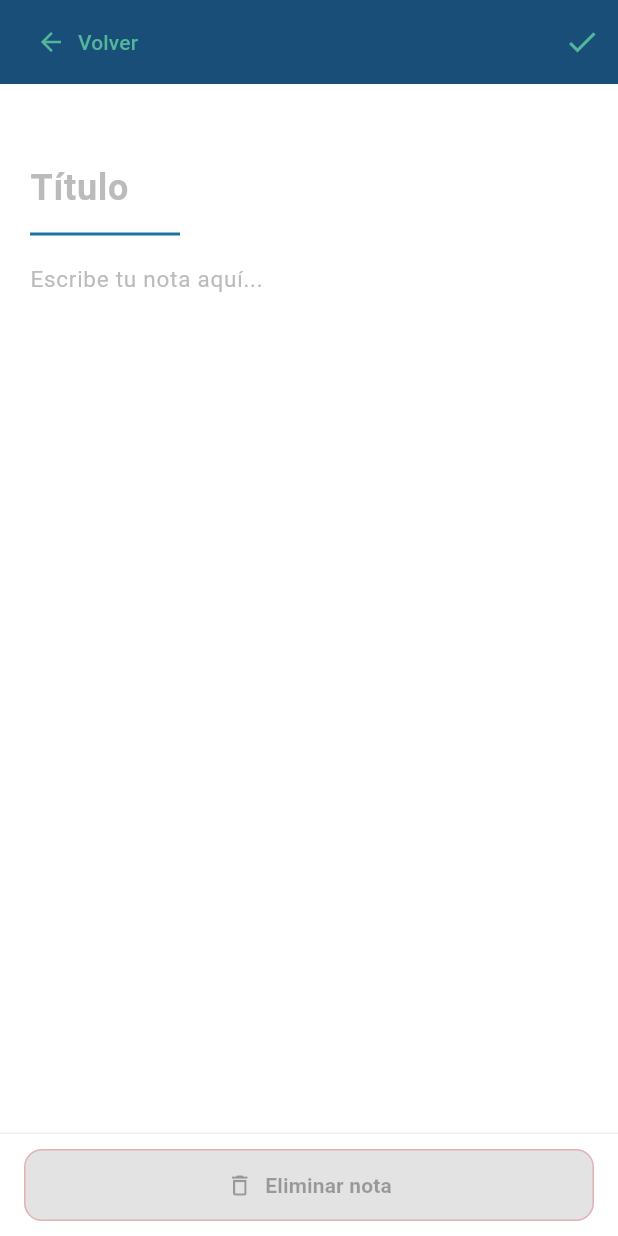
After one commit to AbrilUrcuyo/frontend-skillBook, a Flutter app: the NoteDetailScreen screen opened directly, on a phone screen of 412 x 824 dp. The commit adds this screen. Run offline on Flutter 3.47's test engine with Material 3 defaults, Android fonts, the phone set to English and light mode, and no system bars.

Commit message:
feat: noteList and noteDetail Screens

```diff
--- /dev/null
+++ b/lib/features/notes/presentation/note_detail/screens/noteDetailScreen.dart
@@ -0,0 +1,187 @@
+import 'package:flutter/material.dart';
+
+// ── Colores (misma paleta) ────────────────────────────────────────────────────
+const Color kPrimary     = Color(0xFF1A759F);
+const Color kPrimaryDark = Color(0xFF184E77);
+const Color kAccent      = Color(0xFF52B69A);
+const Color kError       = Color(0xFFE63946);
+
+// ── Pantalla de detalle / edición ─────────────────────────────────────────────
+class NoteDetailScreen extends StatelessWidget {
+  const NoteDetailScreen({super.key});
+
+  @override
+  Widget build(BuildContext context) {
+    return Scaffold(
+      backgroundColor: Colors.white,
+      appBar: AppBar(
+        backgroundColor: kPrimaryDark,
+        elevation: 0,
+        leading: TextButton.icon(
+          onPressed: () => Navigator.of(context).pop(),
+          icon: const Icon(Icons.arrow_back, color: kAccent, size: 20),
+          label: const Text(
+            'Volver',
+            style: TextStyle(color: kAccent, fontSize: 14),
+          ),
+        ),
+        leadingWidth: 120,
+        actions: [
+          IconButton(
+            icon: const Icon(Icons.check, color: kAccent),
+            onPressed: null, // se conectará al ViewModel
+            tooltip: 'Guardar',
+          ),
+        ],
+      ),
+      body: const _NoteDetailBody(),
+      bottomNavigationBar: const _DeleteBar(),
+    );
+  }
+}
+
+// ── Cuerpo ────────────────────────────────────────────────────────────────────
+class _NoteDetailBody extends StatelessWidget {
+  const _NoteDetailBody();
+
+  @override
+  Widget build(BuildContext context) {
+    return const Padding(
+      padding: EdgeInsets.symmetric(horizontal: 20, vertical: 16),
+      child: Column(
+        crossAxisAlignment: CrossAxisAlignment.start,
+        children: [
+          // Fecha
+          _DateLabel(),
+          SizedBox(height: 10),
+          // Título
+          _TitleField(),
+          SizedBox(height: 6),
+          // Divisor decorativo
+          _Divider(),
+          SizedBox(height: 16),
+          // Contenido
+          Expanded(child: _ContentField()),
+        ],
+      ),
+    );
+  }
+}
+
+// ── Fecha ─────────────────────────────────────────────────────────────────────
+class _DateLabel extends StatelessWidget {
+  const _DateLabel();
+
+  @override
+  Widget build(BuildContext context) {
+    return Text(
+      '', // vendrá del ViewModel
+      style: TextStyle(
+        fontSize: 13,
+        color: Colors.grey[600],
+      ),
+    );
+  }
+}
+
+// ── Campo de título ───────────────────────────────────────────────────────────
+class _TitleField extends StatelessWidget {
+  const _TitleField();
+
+  @override
+  Widget build(BuildContext context) {
+    return const TextField(
+      readOnly: true, // se volverá editable con el ViewModel
+      decoration: InputDecoration(
+        hintText: 'Título',
+        hintStyle: TextStyle(
+          fontSize: 24,
+          fontWeight: FontWeight.bold,
+          color: Color(0xFFBBBBBB),
+        ),
+        border: InputBorder.none,
+        contentPadding: EdgeInsets.zero,
+      ),
+      style: TextStyle(
+        fontSize: 24,
+        fontWeight: FontWeight.bold,
+        color: Color(0xFF1A2A35),
+      ),
+    );
+  }
+}
+
+// ── Línea decorativa bajo el título ──────────────────────────────────────────
+class _Divider extends StatelessWidget {
+  const _Divider();
+
+  @override
+  Widget build(BuildContext context) {
+    return Container(
+      height: 2,
+      width: 100,
+      color: kPrimary,
+    );
+  }
+}
+
+// ── Campo de contenido ────────────────────────────────────────────────────────
+class _ContentField extends StatelessWidget {
+  const _ContentField();
+
+  @override
+  Widget build(BuildContext context) {
+    return const TextField(
+      readOnly: true, // se volverá editable con el ViewModel
+      maxLines: null,
+      expands: true,
+      textAlignVertical: TextAlignVertical.top,
+      decoration: InputDecoration(
+        hintText: 'Escribe tu nota aquí...',
+        hintStyle: TextStyle(color: Color(0xFFBBBBBB)),
+        border: InputBorder.none,
+        contentPadding: EdgeInsets.zero,
+      ),
+      style: TextStyle(
+        fontSize: 15,
+        color: Color(0xFF3A4A52),
+        height: 1.7,
+      ),
+    );
+  }
+}
+
+// ── Barra inferior con botón eliminar ─────────────────────────────────────────
+class _DeleteBar extends StatelessWidget {
+  const _DeleteBar();
+
+  @override
+  Widget build(BuildContext context) {
+    return Container(
+      decoration: BoxDecoration(
+        border: Border(
+          top: BorderSide(color: Colors.grey.shade200),
+        ),
+      ),
+      padding: const EdgeInsets.symmetric(horizontal: 16, vertical: 10),
+      child: ElevatedButton.icon(
+        style: ElevatedButton.styleFrom(
+          backgroundColor: Colors.white,
+          foregroundColor: kError,
+          elevation: 0,
+          side: BorderSide(color: kError.withValues(alpha: 0.3)),
+          padding: const EdgeInsets.symmetric(vertical: 14),
+          shape: RoundedRectangleBorder(
+            borderRadius: BorderRadius.circular(12),
+          ),
+        ),
+        onPressed: null, // se conectará al ViewModel
+        icon: const Icon(Icons.delete_outline),
+        label: const Text(
+          'Eliminar nota',
+          style: TextStyle(fontWeight: FontWeight.w600),
+        ),
+      ),
+    );
+  }
+}
```
Also changed, not shown: lib/core/theme/app_colors.dart (added, +24 -0 lines), lib/features/notes/presentation/notes_list/screens/noteListScreen.dart (added, +118 -0 lines), lib/main.dart (+4 -87 lines), 1 other file.
